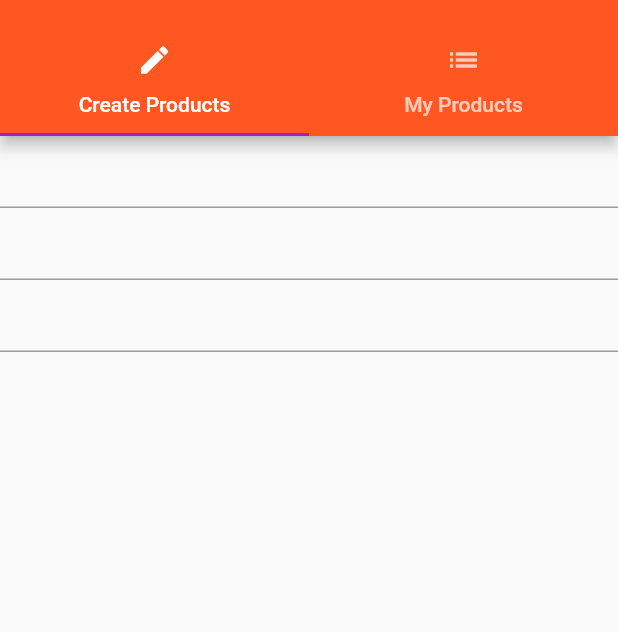
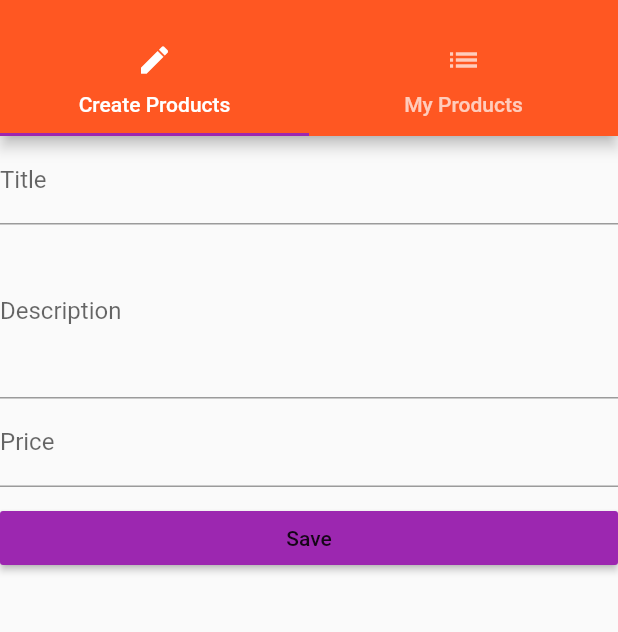
Before and after one commit to kamrancr7/FlutterPractice, a Flutter app: the ProductAdmin screen opened by its route, on a phone screen of 412 x 824 dp, the part 59-691 px from its top. Run offline on Flutter 3.47's test engine with Material 2 defaults, Android fonts, the phone set to English and light mode, and no system bars.

Commit message:
Some Changes

```diff
--- a/lib/pages/create_products.dart
+++ b/lib/pages/create_products.dart
@@ -1,6 +1,10 @@
 import 'package:flutter/material.dart';
 
 class CreateProductsPage extends StatefulWidget {
+  final Function addProduct;
+
+  CreateProductsPage(this.addProduct);
+
   @override
   State<StatefulWidget> createState() {
     return _CreateProductsPageState();
@@ -8,35 +12,76 @@ class CreateProductsPage extends StatefulWidget {
 }
 
 class _CreateProductsPageState extends State<CreateProductsPage> {
-  String titleValue;
-  String descriptionValue;
-  double priceValue;
+  String _titleValue;
+  String _descriptionValue;
+  double _priceValue;
+
+  // For Title Text Field
+  Widget _buildTitleTextField() {
+    return TextField(
+      decoration: InputDecoration(labelText: "Title"),
+      onChanged: (String value) {
+        setState(() {
+          _titleValue = value;
+        });
+      },
+    );
+  }
+
+  // For Description Text Field
+  Widget _buildDescriptionTextField() {
+    return TextField(
+      maxLines: 4,
+      decoration: InputDecoration(labelText: "Description"),
+      onChanged: (String value) {
+        setState(() {
+          _descriptionValue = value;
+        });
+      },
+    );
+  }
+
+  // For Price Text Field
+  Widget _buildPriceTextField() {
+    return TextField(
+      decoration: InputDecoration(labelText: "Price"),
+      onChanged: (String value) {
+        setState(() {
+          _priceValue = double.parse(value);
+        });
+      },
+      keyboardType: TextInputType.numberWithOptions(decimal: false),
+    );
+  }
+
+  // For Save button pressed
+  void _submitForm(){
+
+            final Map<String, dynamic> product = {
+              'title': _titleValue,
+                'description': _descriptionValue,
+                'price': _priceValue,
+                'image': 'assets/food.jpg',
+                'address': 'Malir Halt, Karachi Pakistan'
+            };
+            widget.addProduct(product);
+            Navigator.pushReplacementNamed(context, "/home");
+  }
 
   @override
   Widget build(BuildContext context) {
-    return Column(
+    return ListView(
       children: <Widget>[
-        TextField(
-          onChanged: (String value) {
-            setState(() {
-              titleValue = value;
-            });
-          },
+        _buildTitleTextField(),
+        _buildDescriptionTextField(),
+        _buildPriceTextField(),
+        SizedBox(
+          height: 10.0,
         ),
-        TextField(
-          onChanged: (String value) {
-            setState(() {
-              descriptionValue = value;
-            });
-          },
-        ),
-        TextField(
-          onChanged: (String value) {
-            setState(() {
-              priceValue = double.parse(value);
-            });
-          },
-          keyboardType: TextInputType.numberWithOptions(decimal: false),
+        RaisedButton(
+          child: Text("Save"),
+          color: Theme.of(context).accentColor,
+          onPressed: _submitForm,
         )
       ],
     );
--- a/lib/pages/product_admin.dart
+++ b/lib/pages/product_admin.dart
@@ -1,9 +1,13 @@
 import 'package:flutter/material.dart';
-import './home_page.dart';
 import './create_products.dart';
 import './my_products.dart';
 
 class ProductAdmin extends StatelessWidget {
+  final Function addProduct;
+  final Function deleteProduct;
+
+  ProductAdmin(this.addProduct,this.deleteProduct);
+
   @override
   Widget build(BuildContext context) {
     return DefaultTabController(
@@ -16,9 +20,10 @@ class ProductAdmin extends StatelessWidget {
                 title: Text("Product Admin"),
               ),
               ListTile(
+                leading: Icon(Icons.shop),
                 title: Text("Go Back"),
                 onTap: () {
-                  Navigator.pushReplacementNamed(context, "/");
+                  Navigator.pushReplacementNamed(context, "/home");
                 },
               )
             ],
@@ -38,7 +43,7 @@ class ProductAdmin extends StatelessWidget {
           ]),
         ),
         body: TabBarView(
-            children: <Widget>[CreateProductsPage(), MyProductsPage()]),
+            children: <Widget>[CreateProductsPage(addProduct), MyProductsPage()]),
       ),
     );
   }
--- /dev/null
+++ b/lib/ui_elements/TextDefault.dart
@@ -0,0 +1,19 @@
+import 'package:flutter/material.dart';
+
+class TextDefault extends StatelessWidget{
+  final String title;
+
+  TextDefault(this.title);
+
+  @override
+  Widget build(BuildContext context) {
+    return Text(
+                title,
+                style: TextStyle(
+                    fontSize: 26.0,
+                    fontWeight: FontWeight.bold,
+                    fontFamily: "Oswald"),
+              );
+  }
+
+}
```
Also changed, not shown: lib/main.dart (+10 -7 lines), lib/pages/home_page.dart (+11 -5 lines), lib/pages/login_page.dart (+72 -8 lines), lib/pages/product_detail.dart (+35 -34 lines), lib/product_manager.dart (deleted, +0 -28 lines), lib/products.dart (deleted, +0 -57 lines), lib/widgets/products/address_tag.dart (added, +18 -0 lines), lib/widgets/products/price_tag.dart (added, +22 -0 lines), lib/widgets/products/product_card.dart (added, +62 -0 lines), lib/widgets/products/products.dart (added, +29 -0 lines), pubspec.yaml (+6 -4 lines), pubspec.lock.
